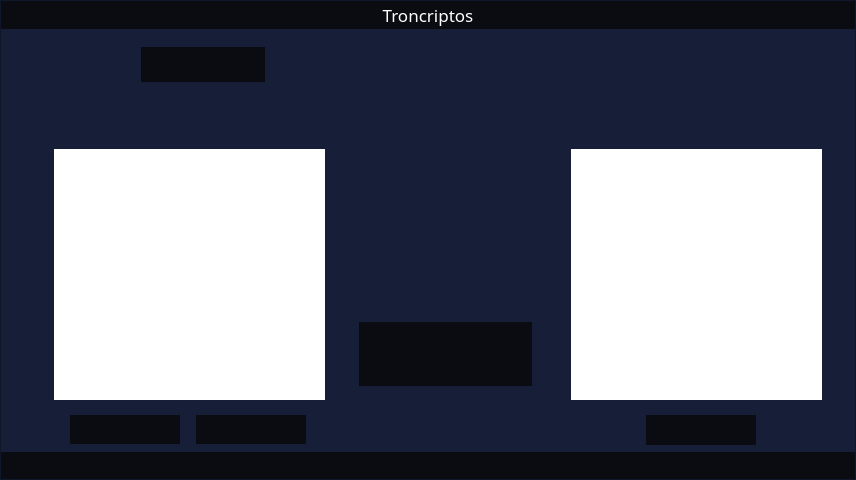
Above: troncriptos.ui from juanjor03/Troncriptos before the change. Below: the same form after it.
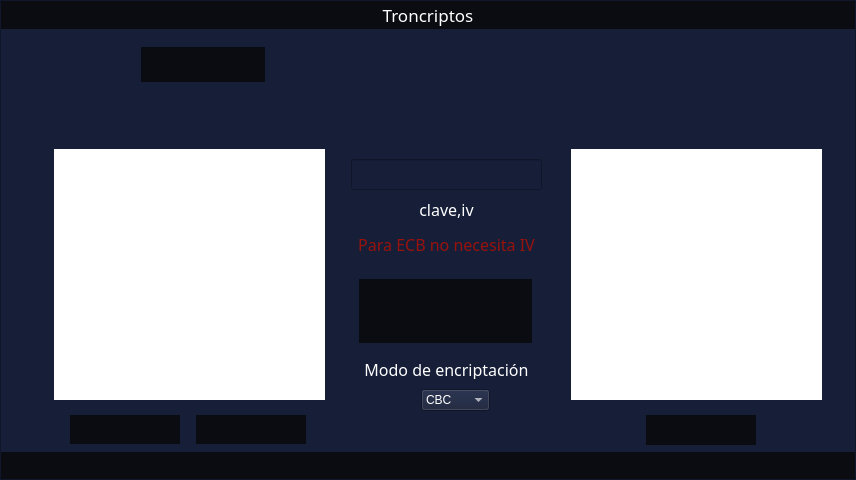
That is the form after the change. The open tabs and pages were chosen to show the change. Icons and pictures are not drawn.

Patch:
```diff
--- a/troncriptos.ui
+++ b/troncriptos.ui
@@ -4760,7 +4760,7 @@
             <property name="geometry">
              <rect>
               <x>358</x>
-              <y>293</y>
+              <y>250</y>
               <width>173</width>
               <height>64</height>
              </rect>
@@ -4818,6 +4818,139 @@
              </rect>
             </property>
            </widget>
+           <widget class="QLabel" name="label_41">
+            <property name="geometry">
+             <rect>
+              <x>350</x>
+              <y>200</y>
+              <width>191</width>
+              <height>31</height>
+             </rect>
+            </property>
+            <property name="font">
+             <font>
+              <family>Bahnschrift</family>
+              <pointsize>12</pointsize>
+             </font>
+            </property>
+            <property name="styleSheet">
+             <string notr="true">color:rgb(152, 18, 13)</string>
+            </property>
+            <property name="text">
+             <string>Para ECB no necesita IV</string>
+            </property>
+            <property name="alignment">
+             <set>Qt::AlignCenter</set>
+            </property>
+           </widget>
+           <widget class="QLabel" name="label_42">
+            <property name="geometry">
+             <rect>
+              <x>360</x>
+              <y>330</y>
+              <width>171</width>
+              <height>20</height>
+             </rect>
+            </property>
+            <property name="font">
+             <font>
+              <family>Bahnschrift</family>
+              <pointsize>12</pointsize>
+             </font>
+            </property>
+            <property name="styleSheet">
+             <string notr="true">color:white</string>
+            </property>
+            <property name="text">
+             <string>Modo de encriptación</string>
+            </property>
+            <property name="alignment">
+             <set>Qt::AlignCenter</set>
+            </property>
+           </widget>
+           <widget class="QComboBox" name="aesModo">
+            <property name="geometry">
+             <rect>
+              <x>420</x>
+              <y>360</y>
+              <width>69</width>
+              <height>22</height>
+             </rect>
+            </property>
+            <property name="styleSheet">
+             <string notr="true">color:white</string>
+            </property>
+            <item>
+             <property name="text">
+              <string>CBC</string>
+             </property>
+            </item>
+            <item>
+             <property name="text">
+              <string>CTR</string>
+             </property>
+            </item>
+            <item>
+             <property name="text">
+              <string>OFB</string>
+             </property>
+            </item>
+            <item>
+             <property name="text">
+              <string>ECB</string>
+             </property>
+            </item>
+           </widget>
+           <widget class="QLabel" name="label_43">
+            <property name="geometry">
+             <rect>
+              <x>360</x>
+              <y>170</y>
+              <width>171</width>
+              <height>20</height>
+             </rect>
+            </property>
+            <property name="font">
+             <font>
+              <family>Bahnschrift</family>
+              <pointsize>12</pointsize>
+             </font>
+            </property>
+            <property name="styleSheet">
+             <string notr="true">color:white</string>
+            </property>
+            <property name="text">
+             <string>clave,iv</string>
+            </property>
+            <property name="alignment">
+             <set>Qt::AlignCenter</set>
+            </property>
+           </widget>
+           <widget class="QLineEdit" name="claveAes">
+            <property name="geometry">
+             <rect>
+              <x>350</x>
+              <y>130</y>
+              <width>191</width>
+              <height>31</height>
+             </rect>
+            </property>
+            <property name="font">
+             <font>
+              <family>Bahnschrift</family>
+              <pointsize>12</pointsize>
+             </font>
+            </property>
+            <property name="styleSheet">
+             <string notr="true"/>
+            </property>
+            <property name="text">
+             <string/>
+            </property>
+            <property name="alignment">
+             <set>Qt::AlignCenter</set>
+            </property>
+           </widget>
           </widget>
           <widget class="QWidget" name="blAesImage">
            <property name="styleSheet">
```
Left out of the diff: 341 changed lines with no effect on the pictures.
